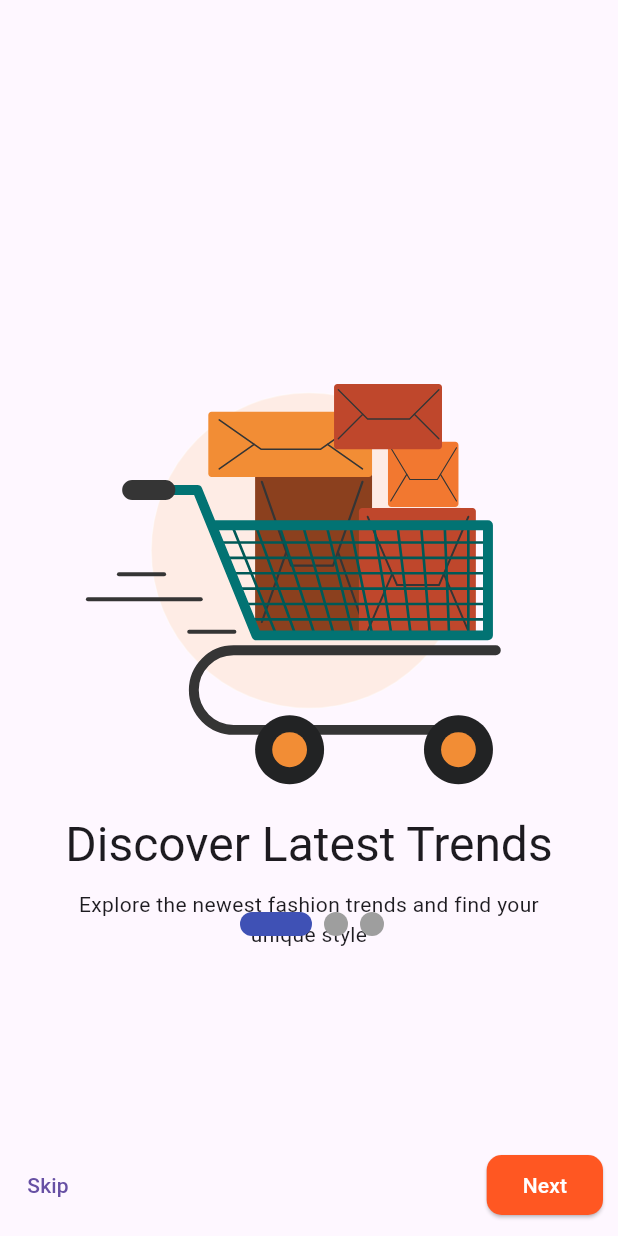
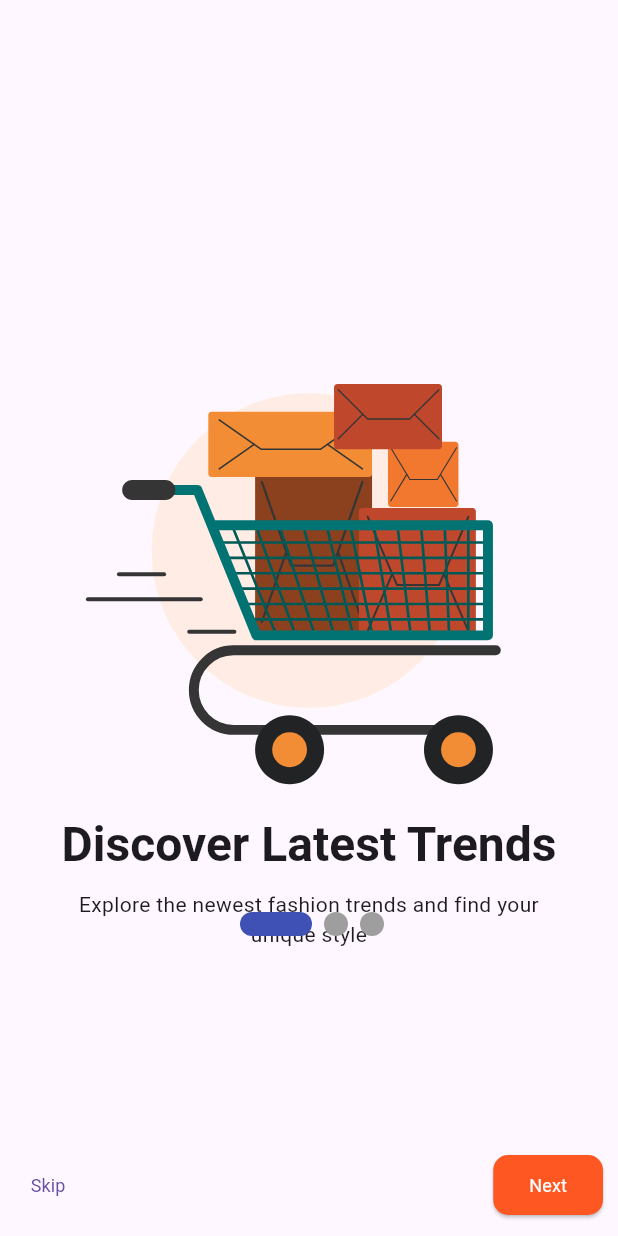
Before and after one commit to farhanmahmud21/fashion_store, a Flutter app: the screen it shows after launch, on a phone screen of 412 x 824 dp. Run offline on Flutter 3.47's test engine with Material 3 defaults, Android fonts, the phone set to English and light mode, and no system bars; drawn by our look-alikes of smooth_page_indicator; our stand-ins replace flutter_native_splash, get, lottie.

```diff
--- a/lib/app.dart
+++ b/lib/app.dart
@@ -1,4 +1,5 @@
 import 'package:fashion_store/feature/authentication/screens/onboarding/onboarding.dart';
+import 'package:fashion_store/utils/themes/theme.dart';
 import 'package:flutter/material.dart';
 import 'package:get/get_navigation/src/root/get_material_app.dart';
 
@@ -7,6 +8,11 @@ class FashionStore extends StatelessWidget {
 
   @override
   Widget build(BuildContext context) {
-    return GetMaterialApp(home: OnboardingScreen());
+    return GetMaterialApp(
+      themeMode: ThemeMode.system,
+      theme: UAppTheme.lightTheme,
+      darkTheme: UAppTheme.darkTheme,
+      home: OnboardingScreen(),
+    );
   }
 }
--- a/lib/feature/authentication/controllers/onboardingController.dart
+++ b/lib/feature/authentication/controllers/onboardingController.dart
@@ -1,3 +1,4 @@
+import 'package:fashion_store/feature/authentication/screens/Login/loginScreen.dart';
 import 'package:flutter/widgets.dart';
 import 'package:get/get.dart';
 
@@ -16,6 +17,10 @@ class Onboardingcontroller extends GetxController {
   }
 
   void nextButton(index) {
+    if (currentIndex.value == 2) {
+      currentIndex.value = index;
+      Get.to(LoginScreen());
+    }
     if (currentIndex.value < 2) {
       currentIndex.value++;
       pageController.jumpToPage(currentIndex.value);
--- a/lib/feature/authentication/screens/onboarding/onboarding.dart
+++ b/lib/feature/authentication/screens/onboarding/onboarding.dart
@@ -1,4 +1,6 @@
 import 'package:fashion_store/feature/authentication/controllers/onboardingController.dart';
+import 'package:fashion_store/feature/authentication/screens/onboarding/widgets/dotNavigation.dart';
+import 'package:fashion_store/feature/authentication/screens/onboarding/widgets/onBoardingNextButton.dart';
 import 'package:fashion_store/feature/authentication/screens/onboarding/widgets/onbordingPage.dart';
 import 'package:fashion_store/utils/constrains/images.dart';
 import 'package:flutter/material.dart';
@@ -42,40 +44,26 @@ class OnboardingScreen extends StatelessWidget {
             bottom: 200, // Remove conflicting top value
             left: 160, // Center horizontally
             right: 150,
-            child: SmoothPageIndicator(
-              effect: ExpandingDotsEffect(),
-              controller: controller.pageController,
-              onDotClicked: controller.changedot,
-              count: 3,
-            ),
+            child: DotNavigation(controller: controller),
           ),
 
           Positioned(
             bottom: 10,
             right: 10,
-            child: ElevatedButton(
-              style: ElevatedButton.styleFrom(
-                backgroundColor: Colors.deepOrange,
-                shape: RoundedRectangleBorder(
-                  borderRadius: BorderRadius.circular(10),
-                ),
-                foregroundColor: Colors.white,
-              ),
-
-              onPressed: () {
-                controller.nextButton(controller.currentIndex.value);
-              },
-              child: Text('Next'),
-            ),
+            child: onBoardingNextButton(controller: controller),
           ),
 
           Positioned(
             bottom: 10,
-            child: TextButton(
-              onPressed: () {
-                controller.skip();
-              },
-              child: Text('Skip'),
+            child: Obx(
+              () => TextButton(
+                onPressed: () {
+                  controller.skip();
+                },
+                child: controller.currentIndex.value == 2
+                    ? SizedBox()
+                    : Text('Skip'),
+              ),
             ),
           ),
         ],
--- /dev/null
+++ b/lib/feature/authentication/screens/onboarding/widgets/dotNavigation.dart
@@ -0,0 +1,19 @@
+import 'package:fashion_store/feature/authentication/controllers/onboardingController.dart';
+import 'package:flutter/material.dart';
+import 'package:smooth_page_indicator/smooth_page_indicator.dart';
+
+class DotNavigation extends StatelessWidget {
+  const DotNavigation({super.key, required this.controller});
+
+  final Onboardingcontroller controller;
+
+  @override
+  Widget build(BuildContext context) {
+    return SmoothPageIndicator(
+      effect: ExpandingDotsEffect(),
+      controller: controller.pageController,
+      onDotClicked: controller.changedot,
+      count: 3,
+    );
+  }
+}
--- /dev/null
+++ b/lib/feature/authentication/screens/onboarding/widgets/onBoardingNextButton.dart
@@ -0,0 +1,31 @@
+import 'package:fashion_store/feature/authentication/controllers/onboardingController.dart';
+import 'package:flutter/material.dart';
+import 'package:get/get.dart';
+
+class onBoardingNextButton extends StatelessWidget {
+  const onBoardingNextButton({super.key, required this.controller});
+
+  final Onboardingcontroller controller;
+
+  @override
+  Widget build(BuildContext context) {
+    return Obx(
+      () => ElevatedButton(
+        style: ElevatedButton.styleFrom(
+          backgroundColor: Colors.deepOrange,
+          shape: RoundedRectangleBorder(
+            borderRadius: BorderRadius.circular(10),
+          ),
+          foregroundColor: Colors.white,
+        ),
+
+        onPressed: () {
+          controller.nextButton(controller.currentIndex.value);
+        },
+        child: controller.currentIndex.value == 2
+            ? Text('Get Started')
+            : Text('Next'),
+      ),
+    );
+  }
+}
--- a/lib/utils/themes/theme.dart
+++ b/lib/utils/themes/theme.dart
@@ -1,9 +1,16 @@
-import 'package:fashion_store/utils/themes/widget/textTheme.dart';
+import 'package:fashion_store/utils/themes/widget/UtextTheme.dart';
+import 'package:fashion_store/utils/themes/widget/textFieldTheme.dart';
 import 'package:flutter/material.dart';
 
 class UAppTheme {
   UAppTheme._();
 
-  static ThemeData lightTheme = ThemeData(textTheme: UTextTheme.lightTextTheme);
-  static ThemeData darkTheme = ThemeData(textTheme: UTextTheme.darkTextTheme);
+  static ThemeData lightTheme = ThemeData(
+    textTheme: UTextTheme.lightTextTheme,
+    inputDecorationTheme: UTextField.lightTextField,
+  );
+  static ThemeData darkTheme = ThemeData(
+    textTheme: UTextTheme.darkTextTheme,
+    inputDecorationTheme: UTextField.darkTextField,
+  );
 }
--- /dev/null
+++ b/lib/utils/themes/widget/textFieldTheme.dart
@@ -0,0 +1,19 @@
+import 'package:flutter/material.dart';
+
+class UTextField {
+  UTextField._();
+
+  static final lightTextField = InputDecorationTheme(
+    border: OutlineInputBorder(borderRadius: BorderRadius.circular(10)),
+    focusedBorder: OutlineInputBorder(
+      borderSide: BorderSide(color: Colors.black, width: 1.5),
+    ),
+  );
+
+  static final darkTextField = InputDecorationTheme(
+    border: OutlineInputBorder(borderRadius: BorderRadius.circular(10)),
+    focusedBorder: OutlineInputBorder(
+      borderSide: BorderSide(color: Colors.white, width: 1.5),
+    ),
+  );
+}
```
Also changed, not shown: lib/common/widget/textFeild/formText.dart (added, +24 -0 lines), lib/feature/authentication/screens/ForgotPass/forgot.dart (added, +50 -0 lines), lib/feature/authentication/screens/Login/loginScreen.dart (added, +36 -0 lines), lib/feature/authentication/screens/Login/widget/formWidget.dart (added, +51 -0 lines), lib/feature/authentication/screens/Login/widget/signupWidget.dart (added, +29 -0 lines), lib/utils/themes/widget/UtextTheme.dart (renamed from lib/utils/themes/widget/textTheme.dart).
